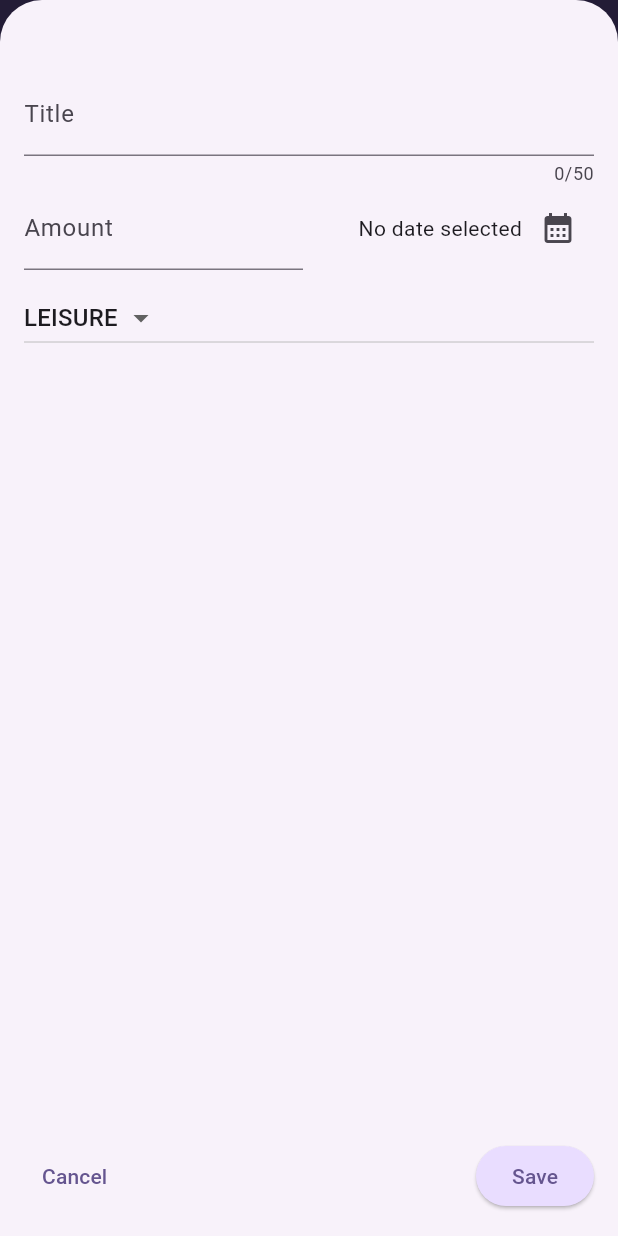
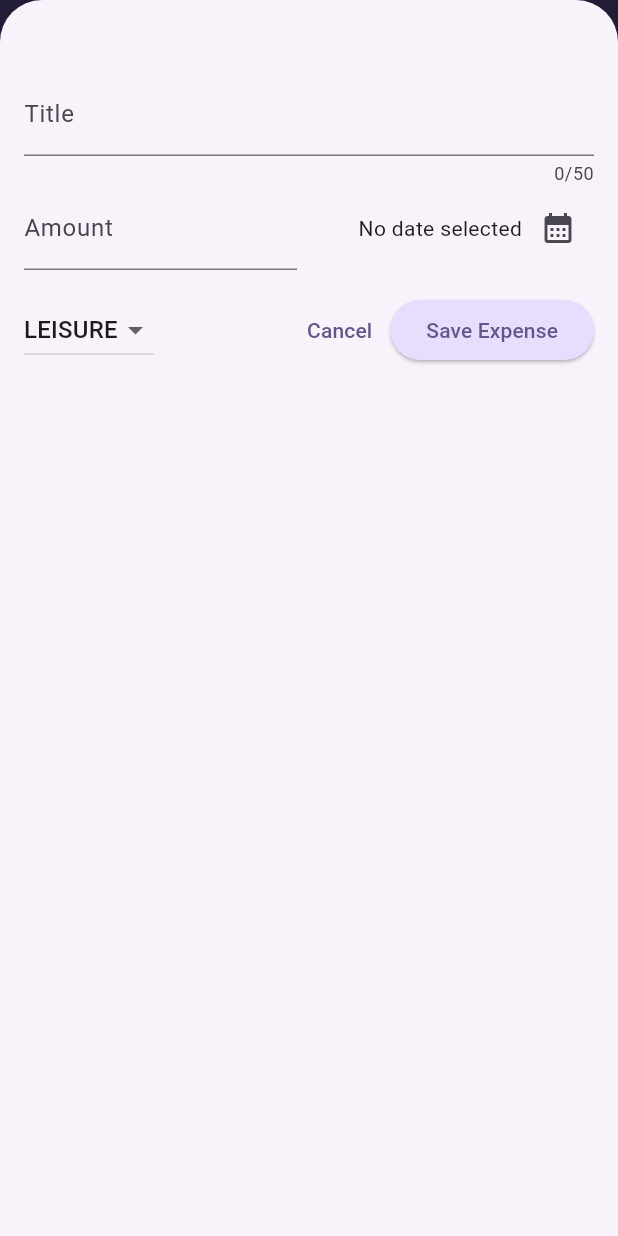
Before and after one commit to bartlomiej-sacha-tutorials/flutter-expense-tracker, a Flutter app: the screen it shows after launch, after a tap on the "add" icon, on a phone screen of 412 x 824 dp. Run offline on Flutter 3.47's test engine with Material 3 defaults, Android fonts, the phone set to English and light mode, and no system bars.

Commit message:
make expenses and new_expense working with landscape mode

```diff
--- a/lib/main.dart
+++ b/lib/main.dart
@@ -1,5 +1,6 @@
 import 'package:flutter/material.dart';
 import 'package:expense_tracker/widgets/expenses.dart';
+import 'package:flutter/services.dart';
 
 var kColorScheme = ColorScheme.fromSeed(
   seedColor: Color.fromARGB(255, 96, 59, 181),
@@ -11,6 +12,10 @@ var kDarkColorScheme = ColorScheme.fromSeed(
 );
 
 void main() {
+  // WidgetsFlutterBinding.ensureInitialized();
+  // SystemChrome.setPreferredOrientations([DeviceOrientation.portraitUp]).then((
+  //   fn,
+  // ) {
   runApp(
     MaterialApp(
       darkTheme: ThemeData.dark().copyWith(
@@ -59,4 +64,5 @@ void main() {
       home: Expenses(),
     ),
   );
+  // });
 }
--- a/lib/widgets/expenses.dart
+++ b/lib/widgets/expenses.dart
@@ -74,12 +74,14 @@ class _ExpensesState extends State<Expenses> {
     showModalBottomSheet(
       isScrollControlled: true,
       context: context,
-      builder: (ctx) => NewExpense(addExpense),
+      builder: (ctx) => NewExpense(onAddExpense: addExpense),
     );
   }
 
   @override
   Widget build(BuildContext context) {
+    final width = MediaQuery.of(context).size.width;
+
     Widget mainContent = Center(child: Text('No expenses yet!'));
 
     if (_registeredExpenses.isNotEmpty) {
@@ -98,12 +100,20 @@ class _ExpensesState extends State<Expenses> {
           ),
         ],
       ),
-      body: Column(
-        children: [
-          Chart(expenses: _registeredExpenses),
-          Expanded(child: mainContent),
-        ],
-      ),
+      body:
+          width < 600
+              ? Column(
+                children: [
+                  Chart(expenses: _registeredExpenses),
+                  Expanded(child: mainContent),
+                ],
+              )
+              : Row(
+                children: [
+                  Expanded(child: Chart(expenses: _registeredExpenses)),
+                  Expanded(child: mainContent),
+                ],
+              ),
     );
   }
 }
--- a/lib/widgets/new_expense.dart
+++ b/lib/widgets/new_expense.dart
@@ -1,8 +1,9 @@
 import 'package:flutter/material.dart';
+
 import 'package:expense_tracker/models/expense.dart';
 
 class NewExpense extends StatefulWidget {
-  const NewExpense(this.onAddExpense, {super.key});
+  const NewExpense({super.key, required this.onAddExpense});
 
   final void Function(Expense expense) onAddExpense;
 
@@ -13,12 +14,6 @@ class NewExpense extends StatefulWidget {
 }
 
 class _NewExpenseState extends State<NewExpense> {
-  // var _enteredTitle = '';
-
-  // void _saveTitleInput(String title) {
-  //   _enteredTitle = title;
-  // }
-
   final _titleController = TextEditingController();
   final _amountController = TextEditingController();
   DateTime? _selectedDate;
@@ -27,27 +22,22 @@ class _NewExpenseState extends State<NewExpense> {
   void _presentDatePicker() async {
     final now = DateTime.now();
     final firstDate = DateTime(now.year - 1, now.month, now.day);
-
     final pickedDate = await showDatePicker(
       context: context,
       initialDate: now,
       firstDate: firstDate,
       lastDate: now,
     );
-    // .then((selectedDate) {
-    //
-    //   print(selectedDate);
-    //   }
-    // });
     setState(() {
       _selectedDate = pickedDate;
     });
   }
 
-  _submitExpenseData() {
-    final enteredAmount = double.tryParse(_amountController.text);
+  void _submitExpenseData() {
+    final enteredAmount = double.tryParse(
+      _amountController.text,
+    ); // tryParse('Hello') => null, tryParse('1.12') => 1.12
     final amountIsInvalid = enteredAmount == null || enteredAmount <= 0;
-
     if (_titleController.text.trim().isEmpty ||
         amountIsInvalid ||
         _selectedDate == null) {
@@ -55,16 +45,16 @@ class _NewExpenseState extends State<NewExpense> {
         context: context,
         builder:
             (ctx) => AlertDialog(
-              title: Text('Invalid input'),
-              content: Text(
-                'Please make sure a valid title, amount, and date are entered.',
+              title: const Text('Invalid input'),
+              content: const Text(
+                'Please make sure a valid title, amount, date and category was entered.',
               ),
               actions: [
                 TextButton(
                   onPressed: () {
                     Navigator.pop(ctx);
                   },
-                  child: Text('Okay'),
+                  child: const Text('Okay'),
                 ),
               ],
             ),
@@ -74,7 +64,7 @@ class _NewExpenseState extends State<NewExpense> {
 
     widget.onAddExpense(
       Expense(
-        title: _titleController.text.trim(),
+        title: _titleController.text,
         amount: enteredAmount,
         date: _selectedDate!,
         category: _selectedCategory,
@@ -92,29 +82,33 @@ class _NewExpenseState extends State<NewExpense> {
 
   @override
   Widget build(BuildContext context) {
-    return Padding(
-      padding: EdgeInsets.fromLTRB(16, 48, 16, 16),
+    final keyboardSpace = MediaQuery.of(context).viewInsets.bottom;
+
+    return SizedBox(
+      height: double.infinity,
+      child: SingleChildScrollView(
+        child: Padding(
+          padding: EdgeInsets.fromLTRB(16, 48, 16, keyboardSpace + 16),
           child: Column(
             children: [
               TextField(
                 controller: _titleController,
                 maxLength: 50,
-            decoration: InputDecoration(label: Text('Title')),
+                decoration: const InputDecoration(label: Text('Title')),
               ),
               Row(
-            crossAxisAlignment: CrossAxisAlignment.center,
                 children: [
                   Expanded(
                     child: TextField(
-                  decoration: InputDecoration(
+                      controller: _amountController,
+                      keyboardType: TextInputType.number,
+                      decoration: const InputDecoration(
+                        prefixText: '\$ ',
                         label: Text('Amount'),
-                    prefixText: '\$ ',
-                  ),
-                  keyboardType: TextInputType.number,
-                  controller: _amountController,
                       ),
                     ),
-              SizedBox(width: 8),
+                  ),
+                  const SizedBox(width: 16),
                   Expanded(
                     child: Row(
                       mainAxisAlignment: MainAxisAlignment.end,
@@ -126,21 +120,19 @@ class _NewExpenseState extends State<NewExpense> {
                               : formatter.format(_selectedDate!),
                         ),
                         IconButton(
-                      icon: Icon(Icons.calendar_month),
                           onPressed: _presentDatePicker,
+                          icon: const Icon(Icons.calendar_month),
                         ),
                       ],
                     ),
                   ),
                 ],
               ),
-          SizedBox(height: 8),
+              const SizedBox(height: 16),
               Row(
                 children: [
-              Expanded(
-                child: DropdownButton(
+                  DropdownButton(
                     value: _selectedCategory,
-                  hint: Text('Category'),
                     items:
                         Category.values
                             .map(
@@ -159,27 +151,23 @@ class _NewExpenseState extends State<NewExpense> {
                       });
                     },
                   ),
-              ),
-            ],
-          ),
-          Spacer(),
-          Row(
-            children: [
+                  const Spacer(),
                   TextButton(
                     onPressed: () {
                       Navigator.pop(context);
                     },
-                child: Text('Cancel'),
+                    child: const Text('Cancel'),
                   ),
-              Spacer(),
                   ElevatedButton(
                     onPressed: _submitExpenseData,
-                child: Text('Save'),
+                    child: const Text('Save Expense'),
                   ),
                 ],
               ),
             ],
           ),
+        ),
+      ),
     );
   }
 }
```
Lines whose indentation alone changed are shown as unchanged.
